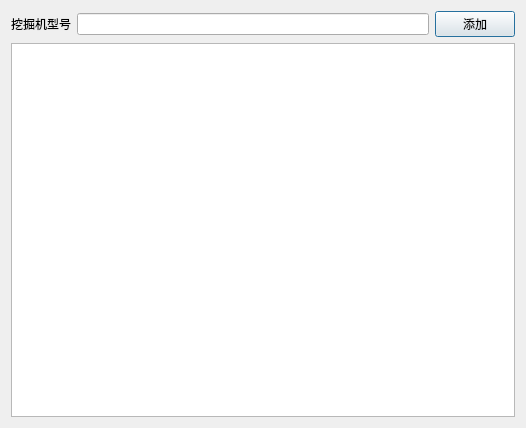
Before: the Qt Designer form carsclassdialog.ui in chksong/MineCarsManage, drawn with Qt 5.
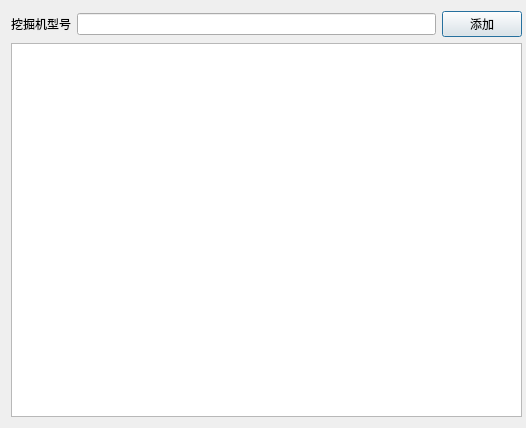
After: the same form once the commit is applied.

What changed in the file:
```diff
--- a/carsclassdialog.ui
+++ b/carsclassdialog.ui
@@ -14,6 +14,9 @@
    <string>挖掘机型号管理</string>
   </property>
   <layout class="QVBoxLayout" name="verticalLayout" stretch="1,9">
+   <property name="rightMargin">
+    <number>4</number>
+   </property>
    <item>
     <layout class="QHBoxLayout" name="horizontalLayout">
      <item>
@@ -36,7 +39,7 @@
     </layout>
    </item>
    <item>
-    <widget class="QTableWidget" name="tableWidget"/>
+    <widget class="QTableView" name="tableView"/>
    </item>
   </layout>
  </widget>
```
Left out of the diff: 2 changed lines with no effect on the pictures.
